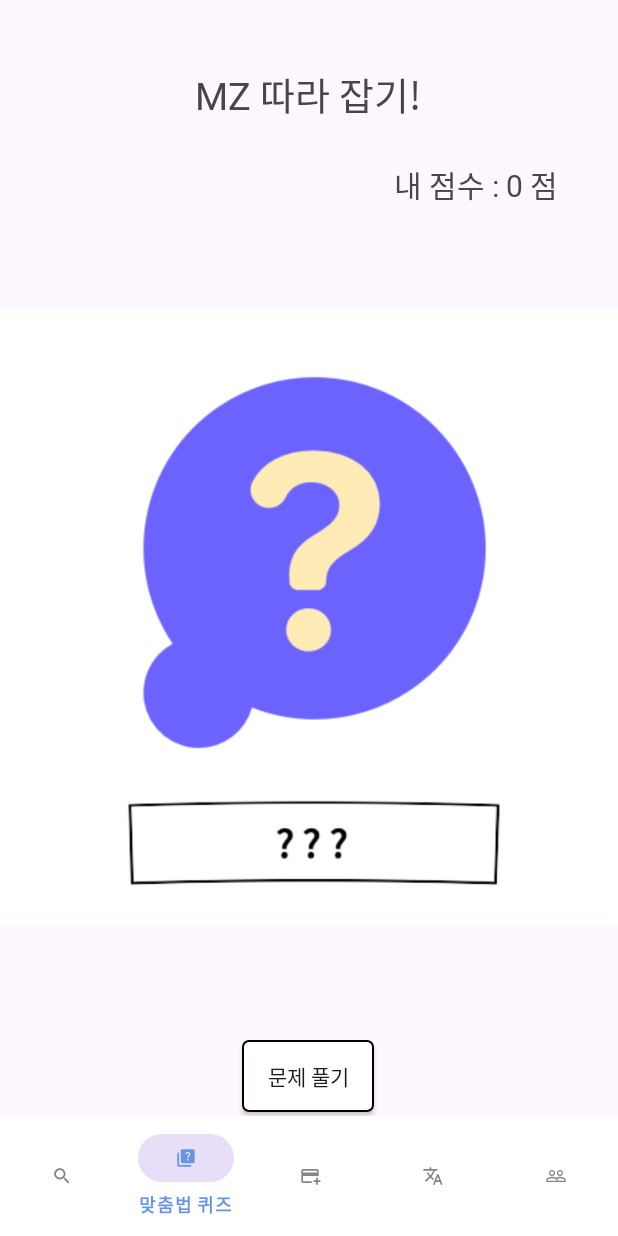
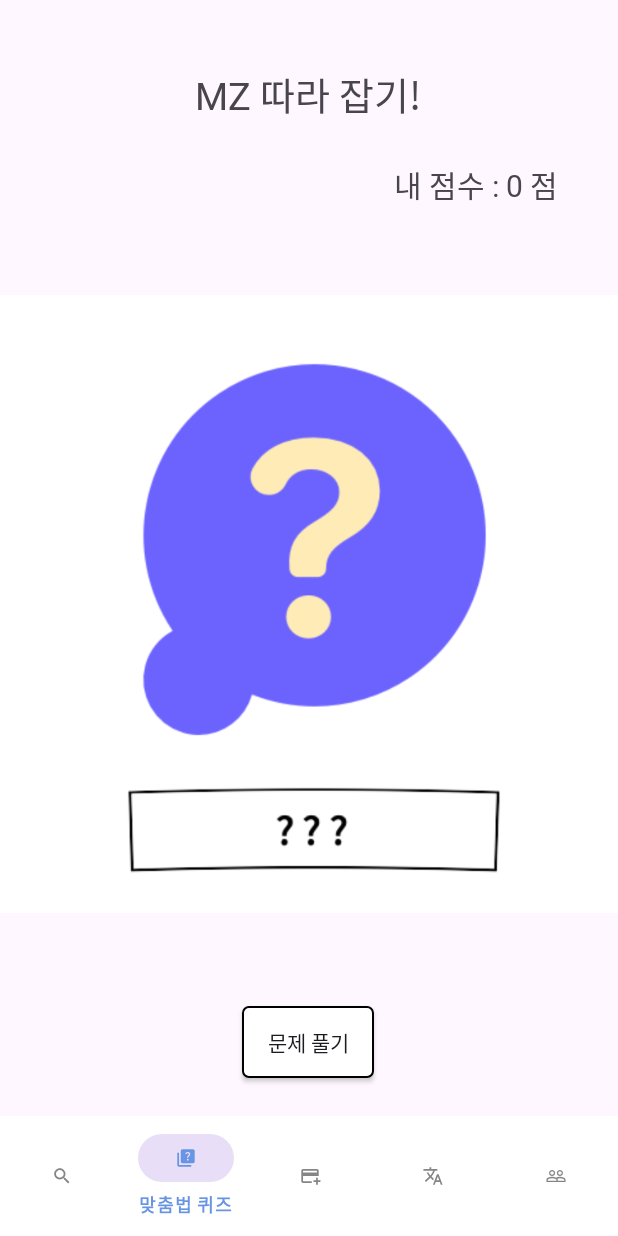
Before and after one commit to Taron8530/vocalist, an Android app: the SearchWordFragment screen opened directly, with no data from a screen before it, item 2 of the bottom bar chosen, on a phone screen of 412 x 824 dp. Run offline under Robolectric (Android 15) with nearby library versions, the phone set to English and light mode, and no system bars; 1 statement that could not run was skipped.

Commit message:
Latest Update

```diff
--- a/app/src/main/res/layout/fragment_my_page.xml
+++ b/app/src/main/res/layout/fragment_my_page.xml
@@ -100,6 +100,7 @@
         android:layout_marginTop="60dp"
         android:layout_marginStart="16dp"
         android:layout_marginEnd="16dp"
+        android:layout_marginBottom="50dp"
         app:layout_constraintBottom_toBottomOf="parent"
         app:layout_constraintEnd_toEndOf="parent"
         app:layout_constraintHorizontal_bias="0.0"
--- a/app/src/main/res/layout/fragment_word_quiz.xml
+++ b/app/src/main/res/layout/fragment_word_quiz.xml
@@ -31,7 +31,7 @@
         app:layout_constraintHorizontal_bias="0.498"
         app:layout_constraintStart_toStartOf="parent"
         app:layout_constraintTop_toTopOf="parent"
-        app:layout_constraintVertical_bias="0.996" />
+        app:layout_constraintVertical_bias="0.964" />
 
     <TextView
         android:id="@+id/randomQuizMaxScore"
@@ -51,7 +51,7 @@
         android:layout_width="wrap_content"
         android:layout_height="wrap_content"
         android:src="@drawable/quiz_ic"
-        app:layout_constraintVertical_bias="0.3"
+        app:layout_constraintVertical_bias="0.2"
         app:layout_constraintBottom_toTopOf="@+id/goRandomQuiz"
         app:layout_constraintEnd_toEndOf="parent"
         app:layout_constraintStart_toStartOf="parent"
```
Also changed, not shown: app/src/main/java/com/example/vocalist/CoinedWordFragment.java (+18 -0 lines), app/src/main/java/com/example/vocalist/SearchWordFragment.java (+18 -0 lines).
